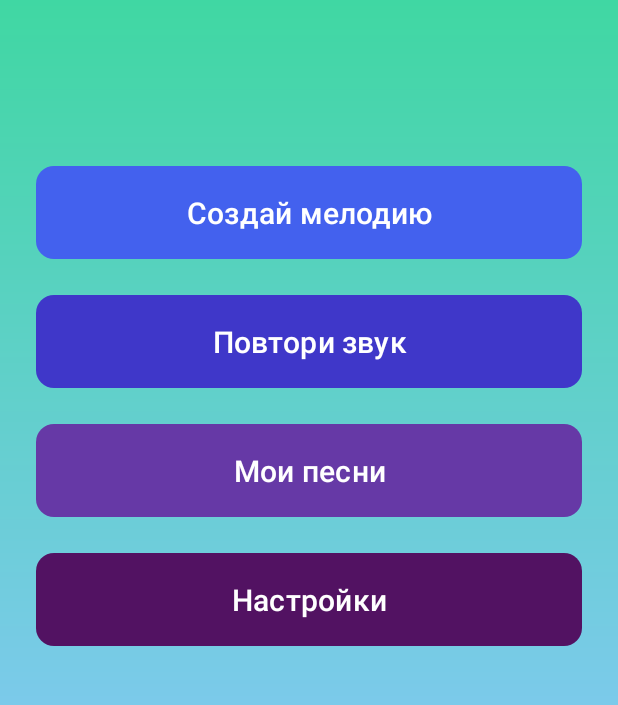
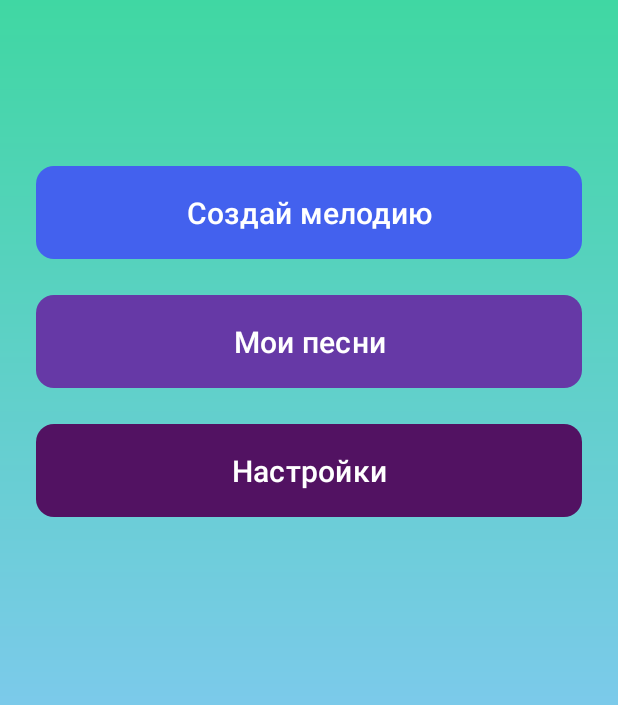
Before and after one commit to anastasia4por/CrazyMusic, an Android app: the screen it shows after launch (MainActivity), on a phone screen of 412 x 824 dp, the part 368-1073 px from its top. Run offline under Robolectric (Android 15) with nearby library versions, the phone set to English and light mode, and no system bars; 1 statement that could not run was skipped.

Commit message:
Времено скрыли 1 экран

```diff
--- a/app/src/main/res/layout/activity_main.xml
+++ b/app/src/main/res/layout/activity_main.xml
@@ -53,7 +53,7 @@
         style="@style/Widget.Material3.Button.TonalButton" />
 
     <!-- Кнопка 2 - Синий -->
-    <com.google.android.material.button.MaterialButton
+    <!-- <com.google.android.material.button.MaterialButton
         android:id="@+id/buttonRepeat"
         android:layout_width="match_parent"
         android:layout_height="70dp"
@@ -64,7 +64,7 @@
         app:cornerRadius="12dp"
         android:layout_margin="8dp"
         android:textAllCaps="false"
-        style="@style/Widget.Material3.Button.TonalButton" />
+        style="@style/Widget.Material3.Button.TonalButton" /> -->
 
     <!-- Кнопка 3 - Фиолетовый -->
     <com.google.android.material.button.MaterialButton
```
